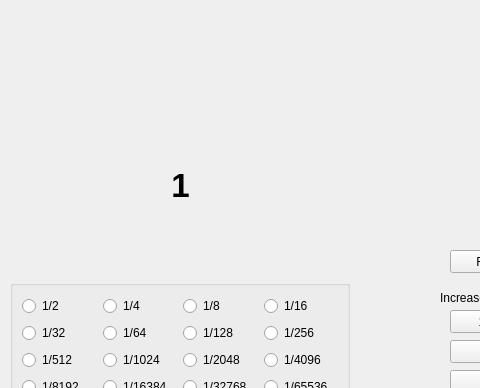
Above: mainwindow.ui from ZekAttack/Encounter-Calculator before the change; both pictures show x 0 to 480 and y 0 to 388 of the 1014 by 619 pixel window. Below: the same form after it.
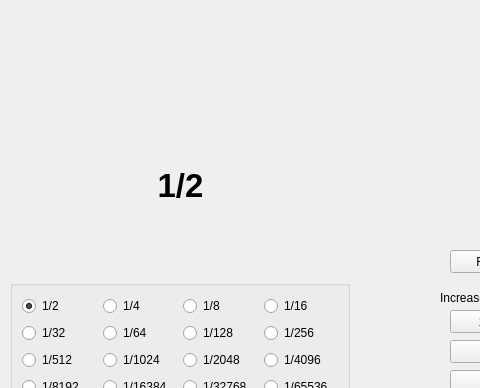
That is the form after the change.

Commit message: Fixed crash with rateLabel

```diff
--- a/mainwindow.ui
+++ b/mainwindow.ui
@@ -30,7 +30,7 @@
      </font>
     </property>
     <property name="text">
-     <string>1</string>
+     <string>1/2</string>
     </property>
     <property name="alignment">
      <set>Qt::AlignmentFlag::AlignCenter</set>
@@ -79,6 +79,9 @@
        <property name="text">
         <string>1/2</string>
        </property>
+       <property name="checked">
+        <bool>true</bool>
+       </property>
        <attribute name="buttonGroup">
         <string notr="true">buttonGroup</string>
        </attribute>
```
The commit also changes 1 other file.
